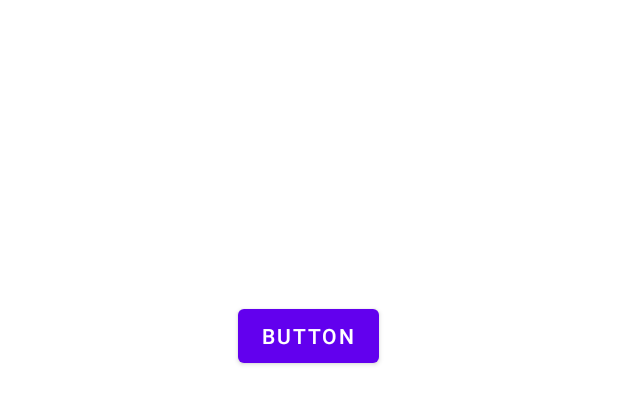
After one commit to whiteboolean/MyAndroidPjForWork, an Android app: the layout viewpager_content.xml on its own in the app's theme, with its tools: preview values and no code run, on a phone screen of 412 x 824 dp. The commit adds this screen. Shown: the top 404 px of the screen. Run offline under Robolectric (Android 15) with nearby library versions, the phone set to English and light mode, and no system bars.

```diff
--- /dev/null
+++ b/app/src/main/res/layout/viewpager_content.xml
@@ -0,0 +1,18 @@
+<?xml version="1.0" encoding="utf-8"?>
+<androidx.constraintlayout.widget.ConstraintLayout xmlns:android="http://schemas.android.com/apk/res/android"
+    xmlns:app="http://schemas.android.com/apk/res-auto"
+    android:layout_width="match_parent"
+    android:layout_height="match_parent">
+
+
+    <Button
+        android:id="@+id/button"
+        android:layout_width="wrap_content"
+        android:layout_height="wrap_content"
+        android:layout_marginTop="200dp"
+        android:text="Button"
+        app:layout_constraintEnd_toEndOf="parent"
+        app:layout_constraintHorizontal_bias="0.498"
+        app:layout_constraintStart_toStartOf="parent"
+        app:layout_constraintTop_toTopOf="parent" />
+</androidx.constraintlayout.widget.ConstraintLayout>
```
Also changed, not shown: app/src/main/java/com/example/myandroidpjforwork/MainActivity.kt (+36 -4 lines), app/src/main/res/layout/activity_main.xml (+2 -14 lines).
